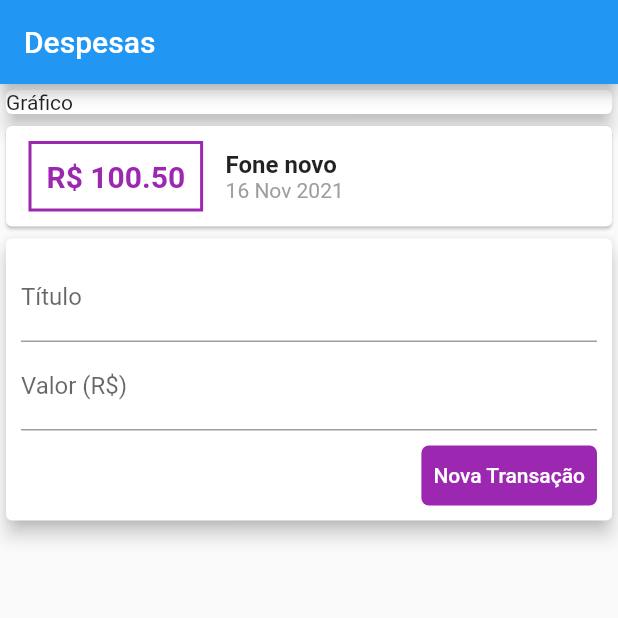
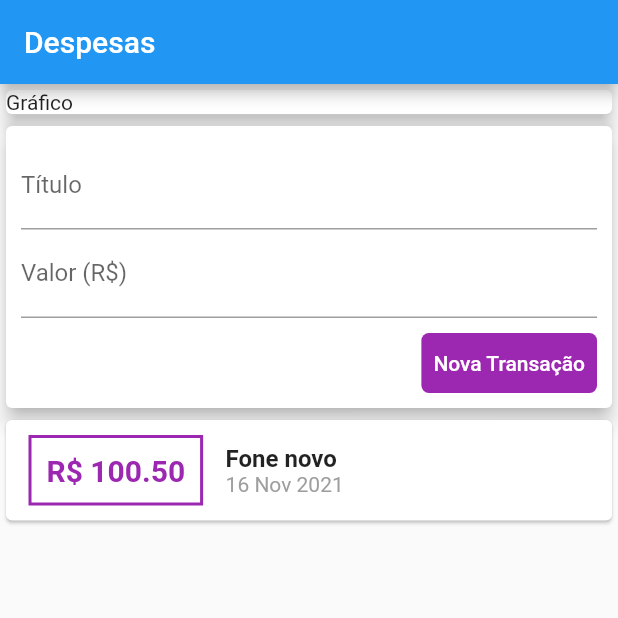
Before and after one commit to LeSales/expenses, a Flutter app: the screen it shows after launch, on a phone screen of 412 x 824 dp, the top half of it. Run offline on Flutter 3.47's test engine with Material 2 defaults, Android fonts, the phone set to English and light mode, and no system bars.

Commit message:
fix scroll error, changed form and list position

```diff
--- a/lib/components/transaction_list.dart
+++ b/lib/components/transaction_list.dart
@@ -9,13 +9,15 @@ class TransactionList extends StatelessWidget {
 
   @override
   Widget build(BuildContext context) {
-    return Column(
+    return SingleChildScrollView(
+      child: Column(
         children: transactions!.map((tr) {
           return Card(
               child: Row(
             children: [
               Container(
-              margin: const EdgeInsets.symmetric(horizontal: 15, vertical: 10),
+                margin:
+                    const EdgeInsets.symmetric(horizontal: 15, vertical: 10),
                 decoration: BoxDecoration(
                     border: Border.all(color: Colors.purple, width: 2)),
                 padding: const EdgeInsets.all(10),
@@ -46,6 +48,7 @@ class TransactionList extends StatelessWidget {
             ],
           ));
         }).toList(),
+      ),
     );
   }
 }
--- a/lib/components/transaction_user.dart
+++ b/lib/components/transaction_user.dart
@@ -57,8 +57,8 @@ class _TransactionUserState extends State<TransactionUser> {
   Widget build(BuildContext context) {
     return Column(
       children: [
+        TransactionForm(onSubmit: _addTransaction),
         TransactionList(transactions: _transactions),
-        TransactionForm(onSubmit: _addTransaction),
       ],
     );
   }
--- a/lib/screens/home/home_screen.dart
+++ b/lib/screens/home/home_screen.dart
@@ -11,7 +11,8 @@ class HomePage extends StatelessWidget {
       appBar: AppBar(
         title: const Text('Despesas'),
       ),
-      body: Column(
+      body: SingleChildScrollView(
+        child: Column(
           crossAxisAlignment: CrossAxisAlignment.stretch,
           children: const <Widget>[
             Card(
@@ -21,6 +22,7 @@ class HomePage extends StatelessWidget {
             TransactionUser()
           ],
         ),
+      ),
     );
   }
 }
```
Lines whose indentation alone changed are shown as unchanged.
